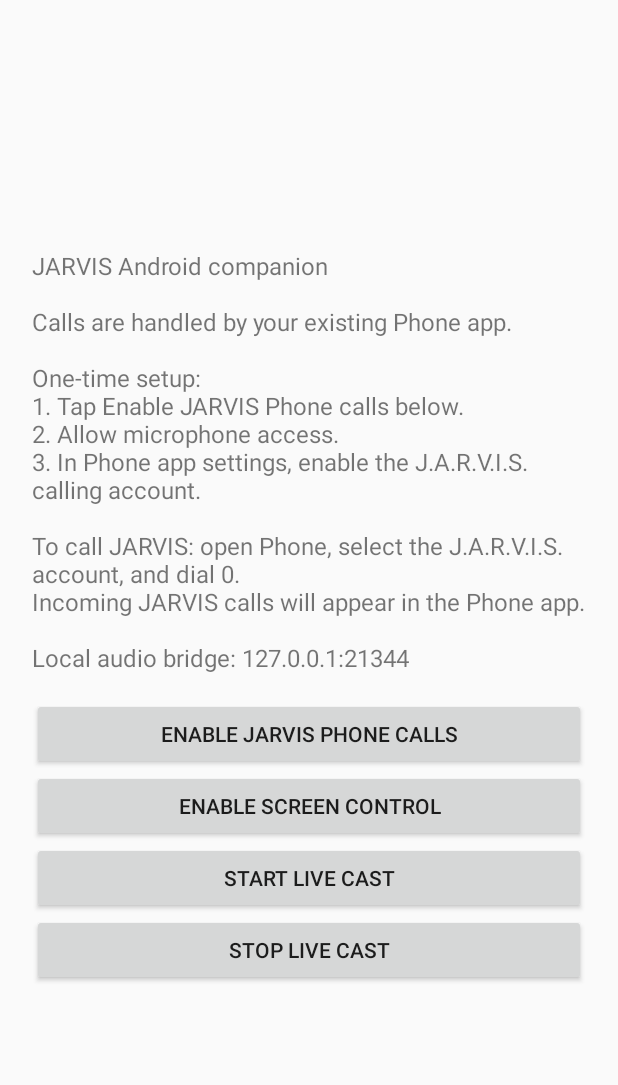
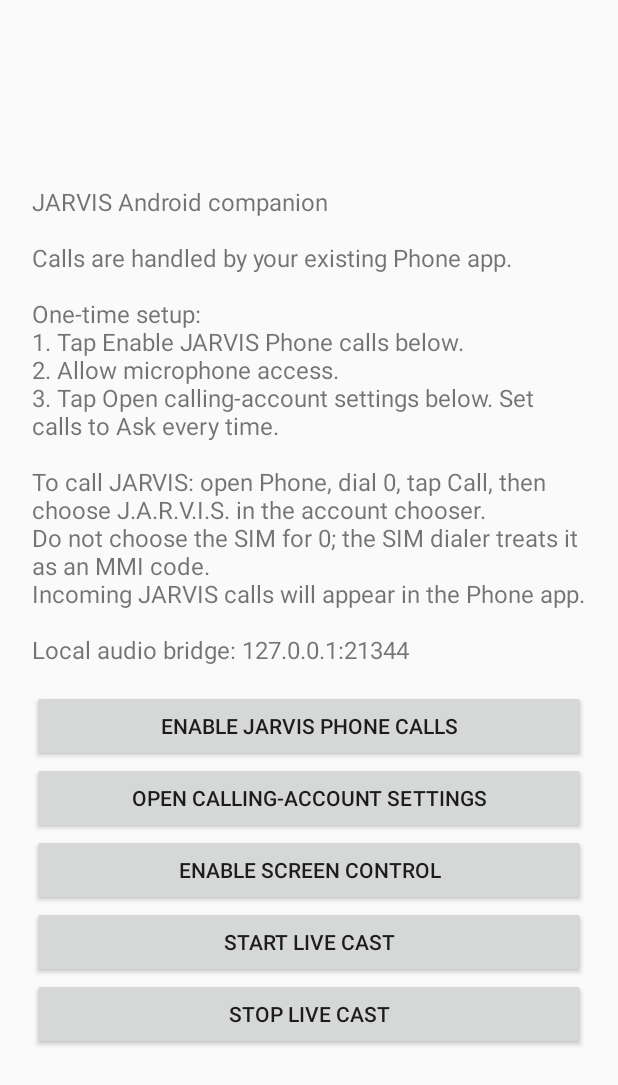
Before and after one commit to suyogpawate-lab/jarvis, an Android app: the screen it shows after launch (MainActivity), after a tap on "ENABLE JARVIS PHONE CALLS", on a phone screen of 412 x 824 dp. Shown: the top 1085 px of the screen. Run offline under Robolectric (Android 15) with nearby library versions, the phone set to English and light mode, and no system bars.

Commit message:
Fix terminal startup output and JARVIS calling setup

```diff
--- a/android-screen-cast/app/src/main/java/dev/jarvis/screencast/MainActivity.kt
+++ b/android-screen-cast/app/src/main/java/dev/jarvis/screencast/MainActivity.kt
@@ -32,8 +32,9 @@ class MainActivity : Activity() {
                 "One-time setup:\n" +
                 "1. Tap Enable JARVIS Phone calls below.\n" +
                 "2. Allow microphone access.\n" +
-                "3. In Phone app settings, enable the J.A.R.V.I.S. calling account.\n\n" +
-                "To call JARVIS: open Phone, select the J.A.R.V.I.S. account, and dial 0.\n" +
+                "3. Tap Open calling-account settings below. Set calls to Ask every time.\n\n" +
+                "To call JARVIS: open Phone, dial 0, tap Call, then choose J.A.R.V.I.S. in the account chooser.\n" +
+                "Do not choose the SIM for 0; the SIM dialer treats it as an MMI code.\n" +
                 "Incoming JARVIS calls will appear in the Phone app.\n\n" +
                 "Local audio bridge: 127.0.0.1:21344"
             textSize = 16f
@@ -41,6 +42,7 @@ class MainActivity : Activity() {
         }
         layout.addView(status)
         layout.addView(button("Enable JARVIS Phone calls") { enableCalling() })
+        layout.addView(button("Open calling-account settings") { openCallingAccountSettings() })
         layout.addView(button("Enable screen control") {
             startActivity(Intent(Settings.ACTION_ACCESSIBILITY_SETTINGS))
         })
@@ -54,6 +56,20 @@ class MainActivity : Activity() {
         })
         setContentView(layout)
         JarvisConnectionService.registerAccount(this)
+    }
+
+    private fun openCallingAccountSettings() {
+        val intent = Intent("android.telecom.action.CHANGE_PHONE_ACCOUNTS")
+        try {
+            startActivity(intent)
+        } catch (_: Exception) {
+            startActivity(Intent(Settings.ACTION_SETTINGS))
+            Toast.makeText(
+                this,
+                "Open Calling accounts, then set outgoing calls to Ask every time.",
+                Toast.LENGTH_LONG
+            ).show()
+        }
     }
 
     private fun enableCalling() {
@@ -72,7 +88,7 @@ class MainActivity : Activity() {
         if (Build.VERSION.SDK_INT >= 26) startForegroundService(service) else startService(service)
         Toast.makeText(
             this,
-            "JARVIS calling service enabled. Now enable J.A.R.V.I.S. in Phone app calling-account settings.",
+            "JARVIS calling service enabled. Open calling-account settings and choose Ask every time.",
             Toast.LENGTH_LONG
         ).show()
     }
```
